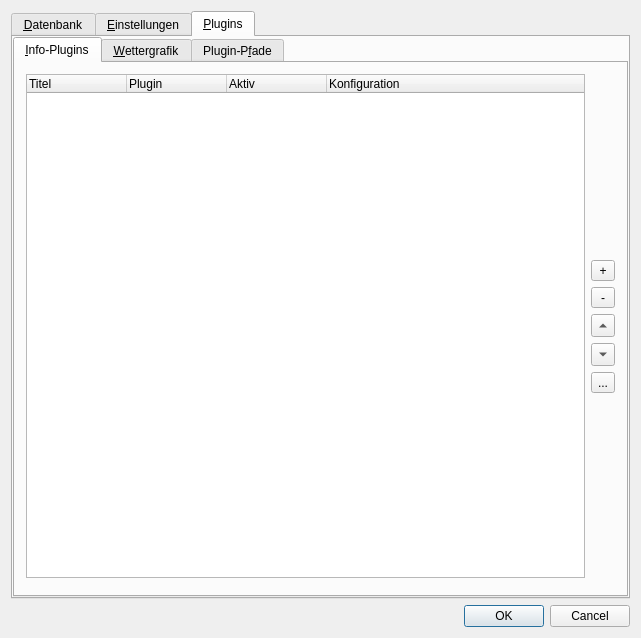
This is src/gui/windows/SettingsWindow.ui in startkladde/startkladde as Qt 5 draws it before an edit. The edited form follows.
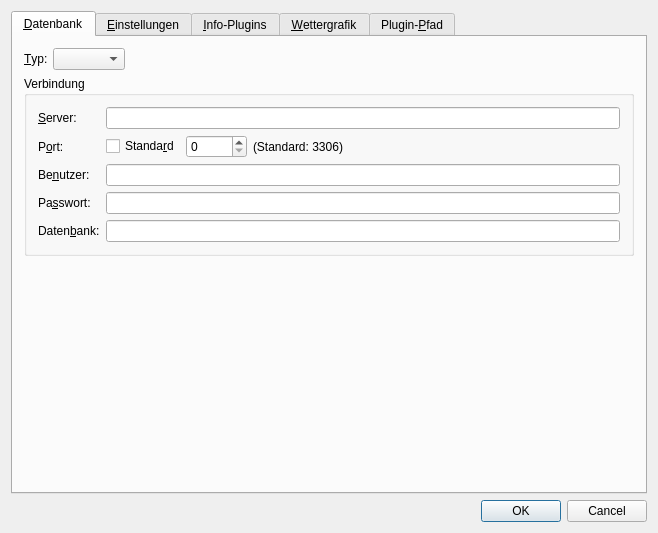
This is the edited form. The open tabs and pages were chosen to show the change. Custom widgets are drawn as their Qt base class.

Commit message: Changed settings dialog layout: removed nested tab widgets

What changed in the file:
```diff
--- a/src/gui/windows/SettingsWindow.ui
+++ b/src/gui/windows/SettingsWindow.ui
@@ -6,8 +6,8 @@
    <rect>
     <x>0</x>
     <y>0</y>
-    <width>641</width>
-    <height>638</height>
+    <width>658</width>
+    <height>533</height>
    </rect>
   </property>
   <property name="windowTitle">
@@ -140,7 +140,7 @@
              <item row="3" column="0">
               <widget class="QLabel" name="mysqlPasswordLabel">
                <property name="text">
-                <string>Pass&amp;wort:</string>
+                <string>Pa&amp;sswort:</string>
                </property>
                <property name="buddy">
                 <cstring>mysqlPasswordInput</cstring>
@@ -377,33 +377,11 @@
        </item>
       </layout>
      </widget>
-     <widget class="QWidget" name="pluginsTab">
-      <attribute name="title">
-       <string>&amp;Plugins</string>
-      </attribute>
-      <layout class="QVBoxLayout" name="verticalLayout_3">
-       <property name="margin">
-        <number>0</number>
-       </property>
-       <item>
-        <widget class="QTabWidget" name="pluginsTabWidget">
-         <property name="toolTip">
-          <string/>
-         </property>
-         <property name="currentIndex">
-          <number>0</number>
-         </property>
          <widget class="QWidget" name="infoPluginsTab">
           <attribute name="title">
            <string>&amp;Info-Plugins</string>
           </attribute>
-          <layout class="QVBoxLayout" name="verticalLayout_6">
-           <item>
-            <widget class="QWidget" name="infoPluginListPane" native="true">
              <layout class="QHBoxLayout" name="horizontalLayout_3">
-              <property name="margin">
-               <number>0</number>
-              </property>
               <item>
                <widget class="QTreeWidget" name="infoPluginList">
                 <property name="toolTip">
@@ -576,19 +554,7 @@
               </item>
              </layout>
             </widget>
-           </item>
-           <item>
-            <widget class="QWidget" name="infoPluginsListPane_2" native="true">
-             <layout class="QHBoxLayout" name="horizontalLayout_4">
-              <property name="margin">
-               <number>0</number>
-              </property>
-             </layout>
-            </widget>
-           </item>
-          </layout>
-         </widget>
-         <widget class="QWidget" name="weatherPluginTab">
+     <widget class="QWidget" name="weatherPluginsTab">
           <attribute name="title">
            <string>&amp;Wettergrafik</string>
           </attribute>
@@ -861,9 +827,9 @@
          </widget>
          <widget class="QWidget" name="pluginPathsTab">
           <attribute name="title">
-           <string>Plugin-P&amp;fade</string>
-          </attribute>
-          <layout class="QVBoxLayout" name="verticalLayout">
+       <string>Plugin-&amp;Pfad</string>
+      </attribute>
+      <layout class="QVBoxLayout" name="verticalLayout_5">
            <item>
             <widget class="QLabel" name="label_2">
              <property name="text">
@@ -1011,10 +977,6 @@
          </widget>
         </widget>
        </item>
-      </layout>
-     </widget>
-    </widget>
-   </item>
    <item row="3" column="0">
     <widget class="QDialogButtonBox" name="buttonBox">
      <property name="standardButtons">
```
Left out of the diff: 26 changed lines with no effect on the pictures. Lines whose indentation alone changed are shown as unchanged. The commit also changes 1 other file.
